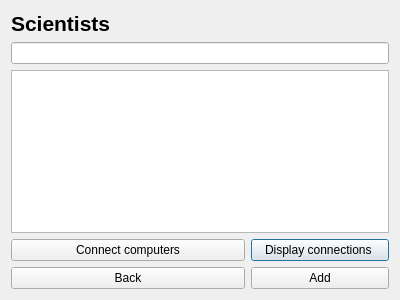
Before: the Qt Designer form scientistbase.ui in AndriM/Vika3, drawn with Qt 5.
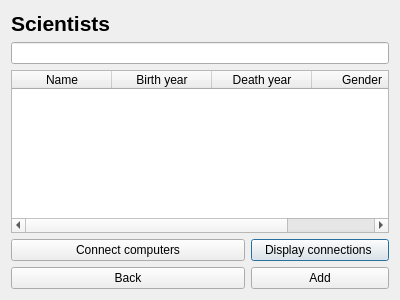
After: the same form once the commit is applied.

What changed in the file:
```diff
--- a/scientistbase.ui
+++ b/scientistbase.ui
@@ -29,7 +29,34 @@
     </widget>
    </item>
    <item row="2" column="0" colspan="3">
-    <widget class="QTableWidget" name="listTable"/>
+    <widget class="QTableWidget" name="listTable">
+     <property name="showGrid">
+      <bool>false</bool>
+     </property>
+     <property name="sortingEnabled">
+      <bool>true</bool>
+     </property>
+     <column>
+      <property name="text">
+       <string>Name</string>
+      </property>
+     </column>
+     <column>
+      <property name="text">
+       <string>Birth year</string>
+      </property>
+     </column>
+     <column>
+      <property name="text">
+       <string>Death year</string>
+      </property>
+     </column>
+     <column>
+      <property name="text">
+       <string>Gender</string>
+      </property>
+     </column>
+    </widget>
    </item>
    <item row="1" column="0" colspan="3">
     <widget class="QLineEdit" name="searchLine">
```
